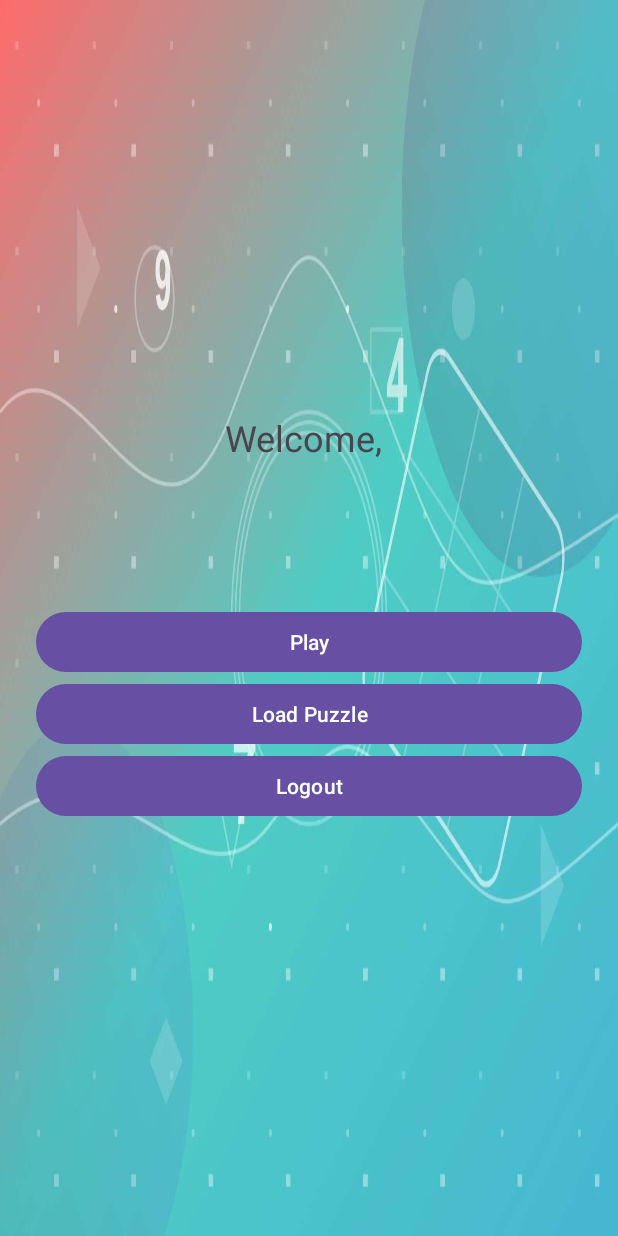
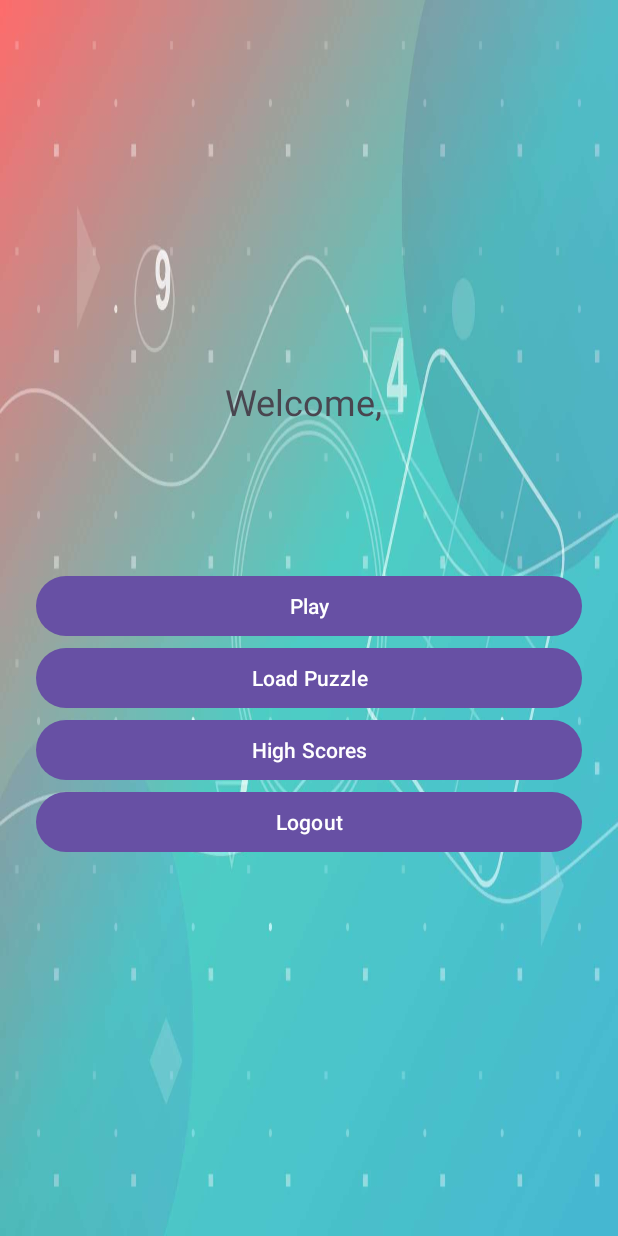
Before and after one commit to Dhruvv307/Login, an Android app: the LandingActivity screen opened directly, with no data from a screen before it, on a phone screen of 412 x 824 dp. Run offline under Robolectric (Android 15) with nearby library versions, the phone set to English and light mode, and no system bars; our stand-ins replace Room's generated code.

Commit message:
added highscore button in landing page

```diff
--- a/app/src/main/res/layout/activity_landing_page.xml
+++ b/app/src/main/res/layout/activity_landing_page.xml
@@ -38,6 +38,12 @@
         android:text="Load Puzzle"/>
 
     <Button
+        android:id="@+id/btnHighScores"
+        android:layout_width="match_parent"
+        android:layout_height="wrap_content"
+        android:text="High Scores" />
+
+    <Button
         android:id="@+id/btnLogout"
         android:layout_width="match_parent"
         android:layout_height="wrap_content"
```
